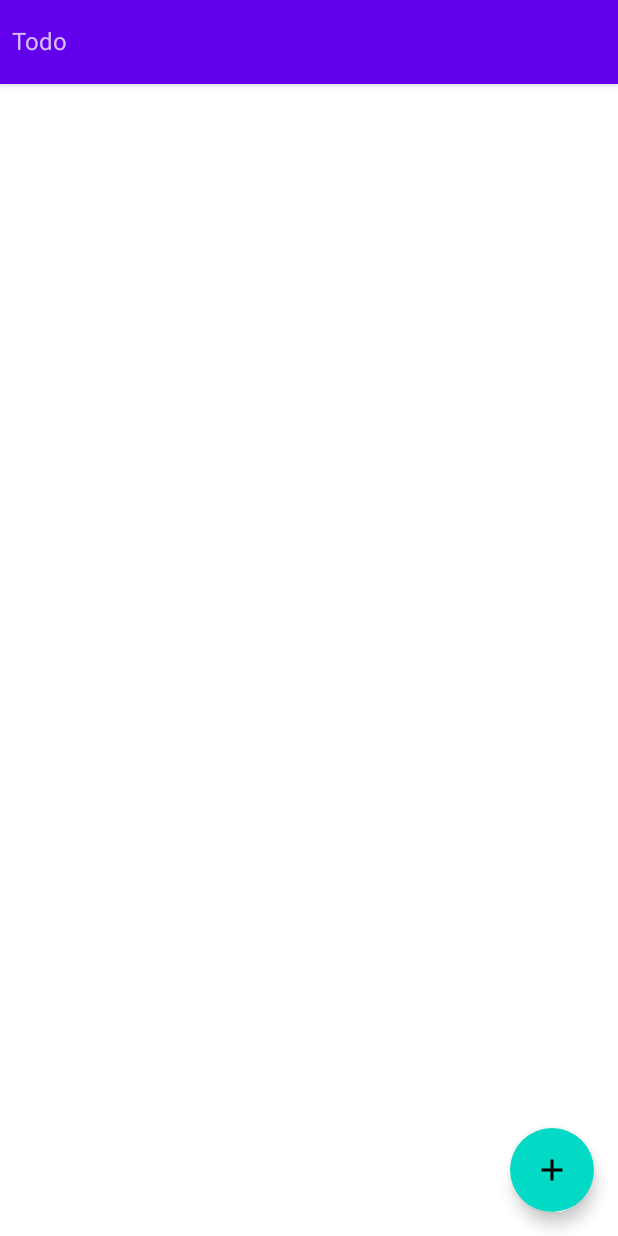
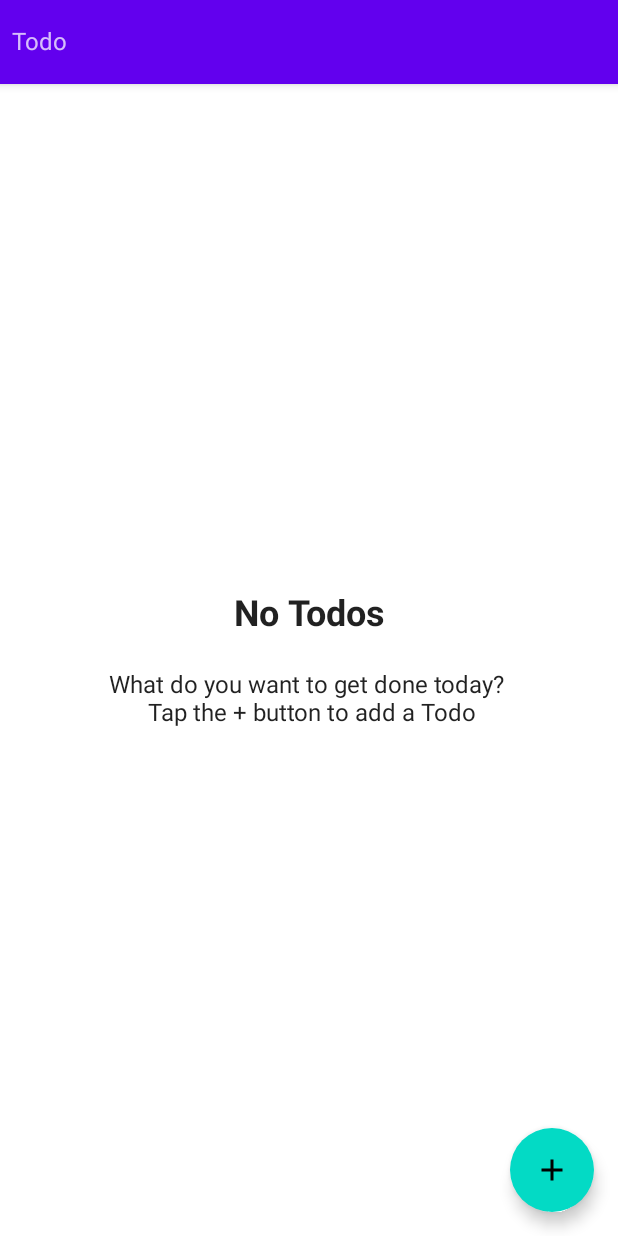
Before and after one commit to balajiprabhu-github/todo-app, an Android app built with Jetpack Compose: the screen it shows after launch (MainActivity), on a phone screen of 412 x 824 dp. Run offline under Robolectric (Android 15) with nearby library versions, the phone set to English and light mode, and no system bars; our stand-ins replace Dagger/Hilt's generated code, Room's generated code.

Commit message:
added empty screen instruction

```diff
--- a/app/src/main/java/com/balajiprabhu/todo/ui/view/TodoItem.kt
+++ b/app/src/main/java/com/balajiprabhu/todo/ui/view/TodoItem.kt
@@ -26,7 +26,7 @@ fun TodoItem(
     val dividerBackground = if (isSystemInDarkTheme()) Color.LightGray else Color.DarkGray
 
     Row(
-        modifier = modifier.background(itemBackground),
+        modifier = modifier.background(itemBackground).padding(8.dp),
         verticalAlignment = Alignment.CenterVertically,
     ) {
         Column(
--- a/app/src/main/java/com/balajiprabhu/todo/ui/view/TodoListScreen.kt
+++ b/app/src/main/java/com/balajiprabhu/todo/ui/view/TodoListScreen.kt
@@ -10,9 +10,13 @@ import androidx.compose.material.*
 import androidx.compose.material.icons.Icons
 import androidx.compose.material.icons.filled.Add
 import androidx.compose.runtime.*
+import androidx.compose.ui.Alignment
 import androidx.compose.ui.Modifier
 import androidx.compose.ui.graphics.Color
+import androidx.compose.ui.text.font.FontWeight
+import androidx.compose.ui.text.style.TextAlign
 import androidx.compose.ui.unit.dp
+import androidx.compose.ui.unit.sp
 import androidx.hilt.navigation.compose.hiltViewModel
 import com.balajiprabhu.todo.utils.TodoListEvent
 import com.balajiprabhu.todo.utils.UiEvent
@@ -77,6 +81,31 @@ fun TodoListScreen(
             }
         }
     ) { contentPadding ->
+
+        if(todos.value.isEmpty()){
+            Box(modifier = Modifier.fillMaxSize(),
+                contentAlignment = Alignment.Center
+            ) {
+                Column(horizontalAlignment = Alignment.CenterHorizontally){
+
+                    Text(
+                        text = "No Todos",
+                        textAlign = TextAlign.Center,
+                        fontSize = 24.sp,
+                        fontWeight = FontWeight.Bold
+                    )
+
+                    Spacer(modifier = Modifier.padding(12.dp))
+
+                    Text(
+                        text = "What do you want to get done today? \n Tap the + button to add a Todo",
+                        textAlign = TextAlign.Center
+                    )
+                }
+            }
+        }
+
+
         LazyColumn(
             modifier = Modifier
                 .fillMaxSize()
```
Also changed, not shown: app/src/main/java/com/balajiprabhu/todo/ui/view/AddEditTodoScreen.kt (+10 -3 lines).
